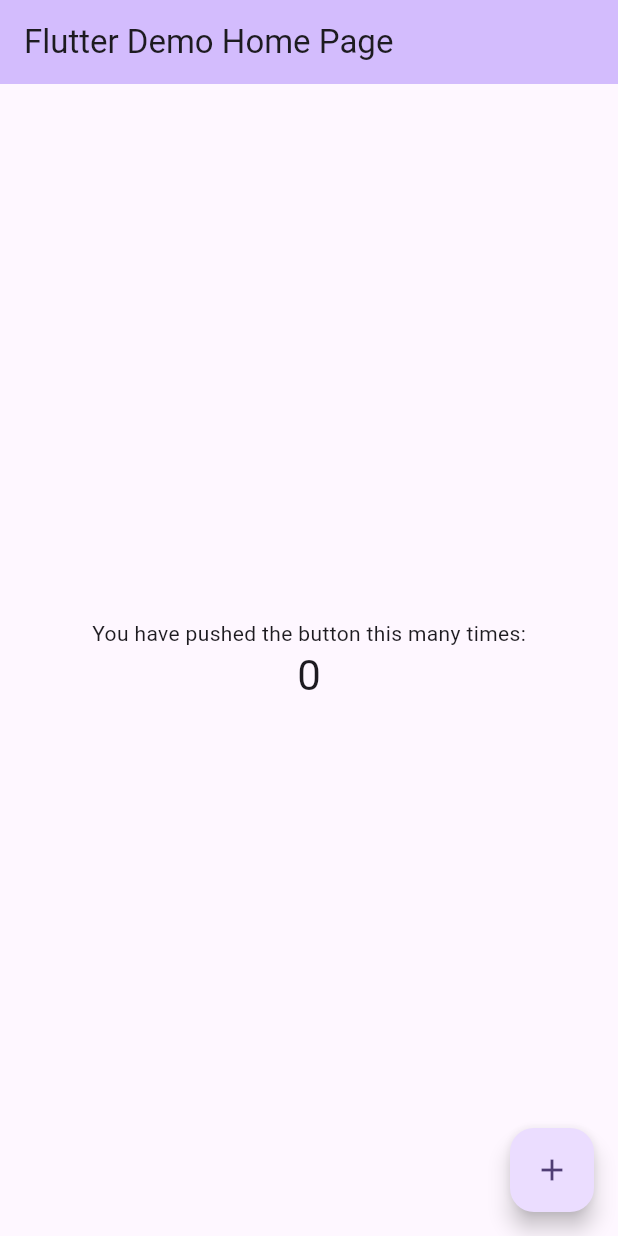
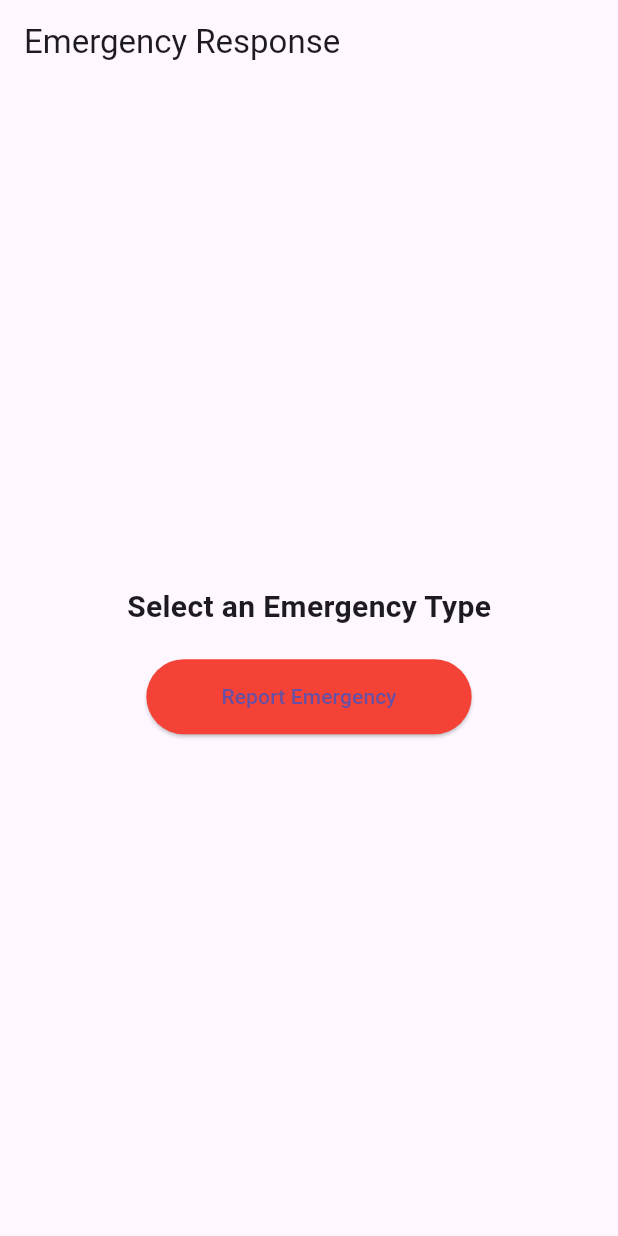
Before and after one commit to MAVERICK-VF142/eers, a Flutter app: the screen it shows after launch, on a phone screen of 412 x 824 dp. Run offline on Flutter 3.47's test engine with Material 3 defaults, Android fonts, the phone set to English and light mode, and no system bars.

Commit message:
added the home_screen for emergency responding

```diff
--- a/lib/main.dart
+++ b/lib/main.dart
@@ -1,125 +1,21 @@
 import 'package:flutter/material.dart';
+import 'screens/home_screen.dart';
 
 void main() {
-  runApp(const MyApp());
+  runApp(EmergencyResponseApp());
 }
 
-class MyApp extends StatelessWidget {
-  const MyApp({super.key});
+class EmergencyResponseApp extends StatelessWidget {
+  const EmergencyResponseApp({super.key});
 
-  // This widget is the root of your application.
   @override
   Widget build(BuildContext context) {
     return MaterialApp(
-      title: 'Flutter Demo',
+      title: 'Smart Emergency Response',
       theme: ThemeData(
-        // This is the theme of your application.
-        //
-        // TRY THIS: Try running your application with "flutter run". You'll see
-        // the application has a purple toolbar. Then, without quitting the app,
-        // try changing the seedColor in the colorScheme below to Colors.green
-        // and then invoke "hot reload" (save your changes or press the "hot
-        // reload" button in a Flutter-supported IDE, or press "r" if you used
-        // the command line to start the app).
-        //
-        // Notice that the counter didn't reset back to zero; the application
-        // state is not lost during the reload. To reset the state, use hot
-        // restart instead.
-        //
-        // This works for code too, not just values: Most code changes can be
-        // tested with just a hot reload.
-        colorScheme: ColorScheme.fromSeed(seedColor: Colors.deepPurple),
-        useMaterial3: true,
+        primarySwatch: Colors.red,
       ),
-      home: const MyHomePage(title: 'Flutter Demo Home Page'),
+      home: HomeScreen(),
     );
   }
 }
-
-class MyHomePage extends StatefulWidget {
-  const MyHomePage({super.key, required this.title});
-
-  // This widget is the home page of your application. It is stateful, meaning
-  // that it has a State object (defined below) that contains fields that affect
-  // how it looks.
-
-  // This class is the configuration for the state. It holds the values (in this
-  // case the title) provided by the parent (in this case the App widget) and
-  // used by the build method of the State. Fields in a Widget subclass are
-  // always marked "final".
-
-  final String title;
-
-  @override
-  State<MyHomePage> createState() => _MyHomePageState();
-}
-
-class _MyHomePageState extends State<MyHomePage> {
-  int _counter = 0;
-
-  void _incrementCounter() {
-    setState(() {
-      // This call to setState tells the Flutter framework that something has
-      // changed in this State, which causes it to rerun the build method below
-      // so that the display can reflect the updated values. If we changed
-      // _counter without calling setState(), then the build method would not be
-      // called again, and so nothing would appear to happen.
-      _counter++;
-    });
-  }
-
-  @override
-  Widget build(BuildContext context) {
-    // This method is rerun every time setState is called, for instance as done
-    // by the _incrementCounter method above.
-    //
-    // The Flutter framework has been optimized to make rerunning build methods
-    // fast, so that you can just rebuild anything that needs updating rather
-    // than having to individually change instances of widgets.
-    return Scaffold(
-      appBar: AppBar(
-        // TRY THIS: Try changing the color here to a specific color (to
-        // Colors.amber, perhaps?) and trigger a hot reload to see the AppBar
-        // change color while the other colors stay the same.
-        backgroundColor: Theme.of(context).colorScheme.inversePrimary,
-        // Here we take the value from the MyHomePage object that was created by
-        // the App.build method, and use it to set our appbar title.
-        title: Text(widget.title),
-      ),
-      body: Center(
-        // Center is a layout widget. It takes a single child and positions it
-        // in the middle of the parent.
-        child: Column(
-          // Column is also a layout widget. It takes a list of children and
-          // arranges them vertically. By default, it sizes itself to fit its
-          // children horizontally, and tries to be as tall as its parent.
-          //
-          // Column has various properties to control how it sizes itself and
-          // how it positions its children. Here we use mainAxisAlignment to
-          // center the children vertically; the main axis here is the vertical
-          // axis because Columns are vertical (the cross axis would be
-          // horizontal).
-          //
-          // TRY THIS: Invoke "debug painting" (choose the "Toggle Debug Paint"
-          // action in the IDE, or press "p" in the console), to see the
-          // wireframe for each widget.
-          mainAxisAlignment: MainAxisAlignment.center,
-          children: <Widget>[
-            const Text(
-              'You have pushed the button this many times:',
-            ),
-            Text(
-              '$_counter',
-              style: Theme.of(context).textTheme.headlineMedium,
-            ),
-          ],
-        ),
-      ),
-      floatingActionButton: FloatingActionButton(
-        onPressed: _incrementCounter,
-        tooltip: 'Increment',
-        child: const Icon(Icons.add),
-      ), // This trailing comma makes auto-formatting nicer for build methods.
-    );
-  }
-}
--- /dev/null
+++ b/lib/screens/home_screen.dart
@@ -0,0 +1,40 @@
+import 'package:flutter/material.dart';
+import 'report_screen.dart'; // Import the new screen
+
+class HomeScreen extends StatelessWidget {
+  const HomeScreen({super.key});
+
+  @override
+  Widget build(BuildContext context) {
+    return Scaffold(
+      appBar: AppBar(
+        title: Text('Emergency Response'),
+      ),
+      body: Center(
+        child: Column(
+          mainAxisAlignment: MainAxisAlignment.center,
+          children: [
+            Text(
+              'Select an Emergency Type',
+              style: TextStyle(fontSize: 20, fontWeight: FontWeight.bold),
+            ),
+            SizedBox(height: 20),
+            ElevatedButton(
+              onPressed: () {
+                Navigator.push(
+                  context,
+                  MaterialPageRoute(builder: (context) => ReportScreen()),
+                );
+              },
+              style: ElevatedButton.styleFrom(
+                backgroundColor: Colors.red,
+                padding: EdgeInsets.symmetric(horizontal: 50, vertical: 15),
+              ),
+              child: Text('Report Emergency'),
+            ),
+          ],
+        ),
+      ),
+    );
+  }
+}
```
Also changed, not shown: lib/screens/report_screen.dart (added, +62 -0 lines).
